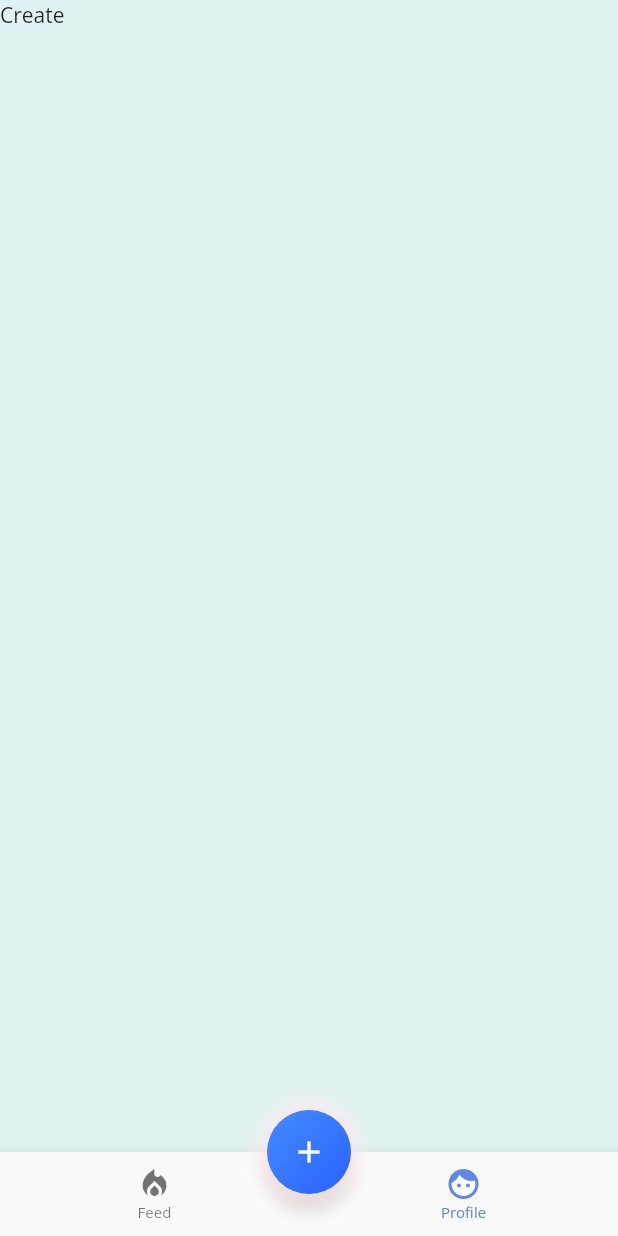
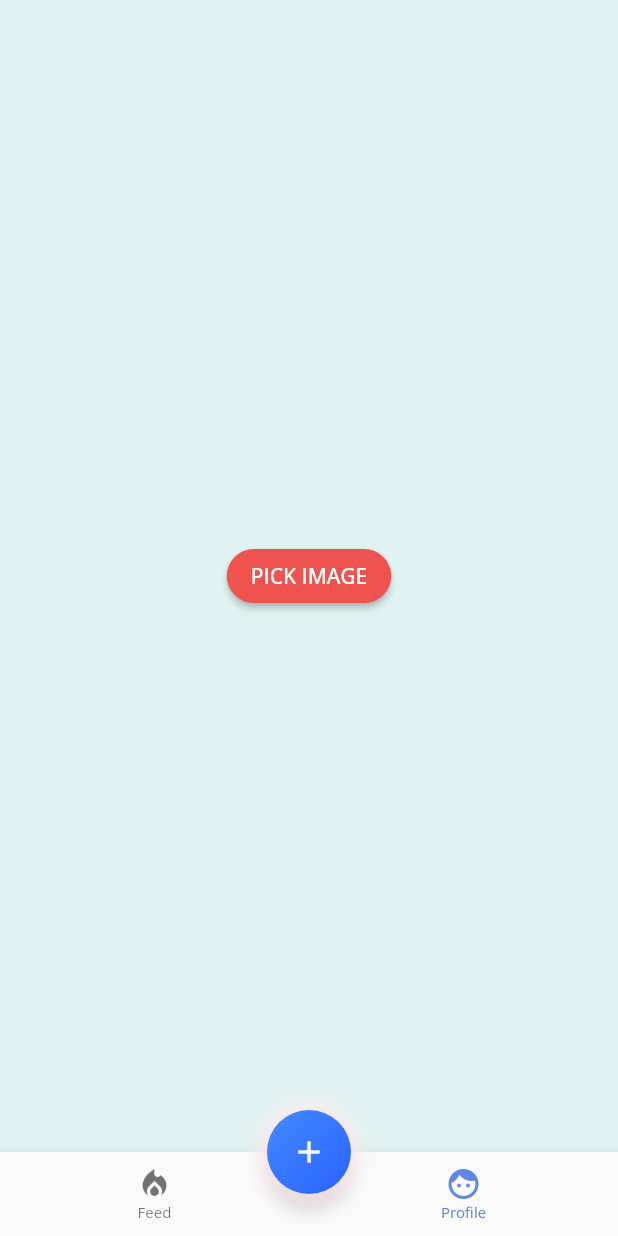
Before and after one commit to kukalajet/auto-kobe-app, a Flutter app: the screen it shows after launch, item 2 of the bottom bar chosen, on a phone screen of 412 x 824 dp. Run offline on Flutter 3.47's test engine with Material 2 defaults, Android fonts, the phone set to English and light mode, and no system bars; our stand-ins replace bloc, equatable, firebase_auth, firebase_core, flutter_bloc, flutter_datetime_picker and 6 more; missing offline and left inert: pedantic; accounts and stored records are empty; statements that could not run were skipped; project files that could hold a hidden picture were left out.

```diff
--- a/lib/blocs/listing_wizard/listing_wizard_state.dart
+++ b/lib/blocs/listing_wizard/listing_wizard_state.dart
@@ -6,29 +6,33 @@ class ListingWizardState extends Equatable {
     this.type = const TypeField.pure(),
     this.firstForm = const FirstFormInput.pure(),
     this.secondForm = const SecondFormInput.pure(),
+    this.thirdForm = const ThirdFormInput.pure(),
   });
 
   final FormzStatus status;
   final TypeField type;
   final FirstFormInput firstForm;
   final SecondFormInput secondForm;
+  final ThirdFormInput thirdForm;
 
   ListingWizardState copyWith({
     FormzStatus status,
     TypeField type,
     FirstFormInput firstForm,
     SecondFormInput secondForm,
+    ThirdFormInput thirdForm,
   }) {
     return ListingWizardState(
       status: status ?? this.status,
       type: type ?? this.type,
       firstForm: firstForm ?? this.firstForm,
       secondForm: secondForm ?? this.secondForm,
+      thirdForm: thirdForm ?? this.thirdForm,
     );
   }
 
   @override
-  List<Object> get props => [status, type, firstForm, secondForm];
+  List<Object> get props => [status, type, firstForm, secondForm, thirdForm];
 }
 
 class ListingWizardInitial extends ListingWizardState {}
--- a/lib/models/forms/listing_wizard/listing_wizard.dart
+++ b/lib/models/forms/listing_wizard/listing_wizard.dart
@@ -1,3 +1,4 @@
 export 'type_field.dart';
 export 'first_form_input.dart';
 export 'second_form_input.dart';
+export 'third_form_input.dart';
--- a/lib/screens/home_screen.dart
+++ b/lib/screens/home_screen.dart
@@ -15,7 +15,14 @@ class HomeScreen extends StatelessWidget {
 
   final List<Widget> _tabs = [
     FeedTab(),
-    Scaffold(body: Text("Create")),
+    // Scaffold(body: Text("Create")),
+    Scaffold(
+      body: SafeArea(
+        child: Center(
+          child: ImagePickerInput(),
+        ),
+      ),
+    ),
   ];
 
   @override
--- a/lib/utils/palette.dart
+++ b/lib/utils/palette.dart
@@ -2,6 +2,8 @@ import 'package:flutter/material.dart';
 
 const TextStyle kBodyText =
     TextStyle(fontSize: 22, color: Colors.white, height: 1.5);
+const TextStyle kBodyTextBlack =
+    TextStyle(fontSize: 22, color: Colors.black54, height: 1.5);
 
 const Color kWhite = Colors.white;
 const Color kBlue = Color(0xff5663ff);
--- /dev/null
+++ b/lib/widgets/image_picker_input.dart
@@ -0,0 +1,98 @@
+import 'dart:io';
+
+import 'package:flutter/material.dart';
+import 'package:image_picker/image_picker.dart';
+
+class ImagePickerInput extends StatefulWidget {
+  @override
+  _ImagePickerInputState createState() => _ImagePickerInputState();
+}
+
+class _ImagePickerInputState extends State<ImagePickerInput> {
+  List<File> _images;
+  final picker = ImagePicker();
+
+  @override
+  void initState() {
+    super.initState();
+    _images = [];
+  }
+
+  Future getImage() async {
+    final file = await picker.getImage(source: ImageSource.gallery);
+    setState(() => _images.add(File(file.path)));
+  }
+
+  // ignore: non_constant_identifier_names
+  Widget _AddPhotoButton() {
+    return RaisedButton(
+      textColor: Colors.white,
+      color: Colors.red[400],
+      child: Text("PICK IMAGE"),
+      onPressed: getImage,
+      shape: new RoundedRectangleBorder(
+        borderRadius: BorderRadius.circular(30.0),
+      ),
+    );
+  }
+
+  // ignore: non_constant_identifier_names
+  Widget _PhotoContainer() {
+    Size size = MediaQuery.of(context).size;
+
+    return Container(
+      padding: const EdgeInsets.symmetric(vertical: 10.0),
+      child: Container(
+        height: size.height * 0.25,
+        width: size.width * 0.9,
+        decoration: BoxDecoration(
+          color: const Color(0xffaabbcc).withOpacity(0.1),
+          borderRadius: BorderRadius.circular(16.0),
+          border: Border.fromBorderSide(
+            // #5c6bc0
+            BorderSide(color: const Color(0xffaabbcc), width: 4.0),
+          ),
+        ),
+        // child: Image.file(_images.first),
+        // child: _Image(_images.first),
+        child: ListView(
+          padding: const EdgeInsets.all(8.0),
+          scrollDirection: Axis.horizontal,
+          children: <Widget>[
+            _Image(_images.first),
+            _Image(_images.first),
+            _Image(_images.first),
+            _Image(_images.first),
+          ],
+        ),
+      ),
+    );
+  }
+
+  // ignore: non_constant_identifier_names
+  Widget _Image(File image) {
+    final side = MediaQuery.of(context).size.height * 0.24;
+
+    return Card(
+      child: Container(
+        height: side,
+        width: side,
+        child: Padding(
+          padding: const EdgeInsets.all(8.0),
+          child: Image.file(
+            image,
+            fit: BoxFit.fitWidth,
+          ),
+        ),
+      ),
+    );
+  }
+
+  @override
+  Widget build(BuildContext context) {
+    return AnimatedSwitcher(
+      duration: Duration(milliseconds: 500),
+      child: _images.isEmpty ? _AddPhotoButton() : _PhotoContainer(),
+    );
+  }
+}
--- a/lib/widgets/widgets.dart
+++ b/lib/widgets/widgets.dart
@@ -11,6 +11,7 @@ export 'listing_detail.dart';
 export 'picker_input_field.dart';
 export 'type_picker.dart';
 export 'text_input_field.dart';
+export 'image_picker_input.dart';
 export 'date_picker_input_field.dart';
 export 'listing_door_type_list.dart';
 export 'listing_countries_list.dart';
--- a/pubspec.yaml
+++ b/pubspec.yaml
@@ -20,6 +20,7 @@ dependencies:
   modal_bottom_sheet: ^0.2.2
   intl:
   flutter_datetime_picker: ^1.4.0
+  image_picker: ^0.6.7+14
   authentication_repository:
     path: packages/authentication_repository
   listing_repository:
```
Also changed, not shown: lib/blocs/listing_wizard/listing_wizard_bloc.dart (+21 -1 lines), lib/models/forms/listing_wizard/third_form_input.dart (added, +16 -0 lines), lib/screens/listing_creation_screen.dart (+7 -0 lines), lib/widgets/date_picker_input_field.dart (+17 -11 lines), lib/widgets/listing_wizard_first_form.dart (+9 -7 lines), lib/widgets/listing_wizard_second_form.dart (+6 -2 lines), lib/widgets/listing_wizard_third_form.dart (+13 -5 lines), lib/widgets/picker_input_field.dart (+28 -11 lines), lib/widgets/text_input_field.dart (+27 -9 lines), lib/widgets/text_picker_input_field.dart (+9 -5 lines), pubspec.lock.
